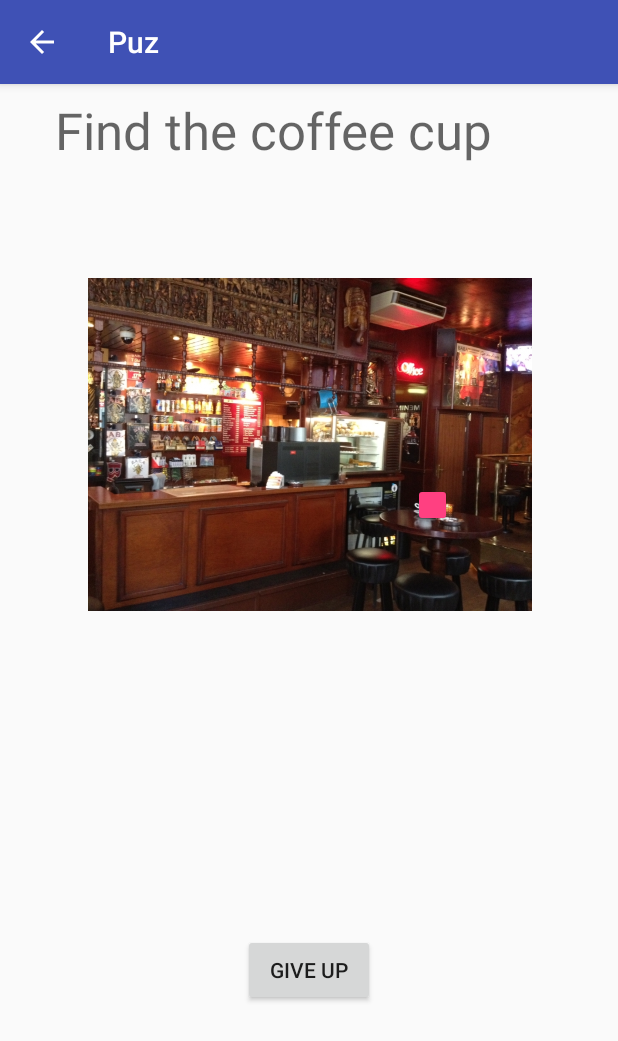
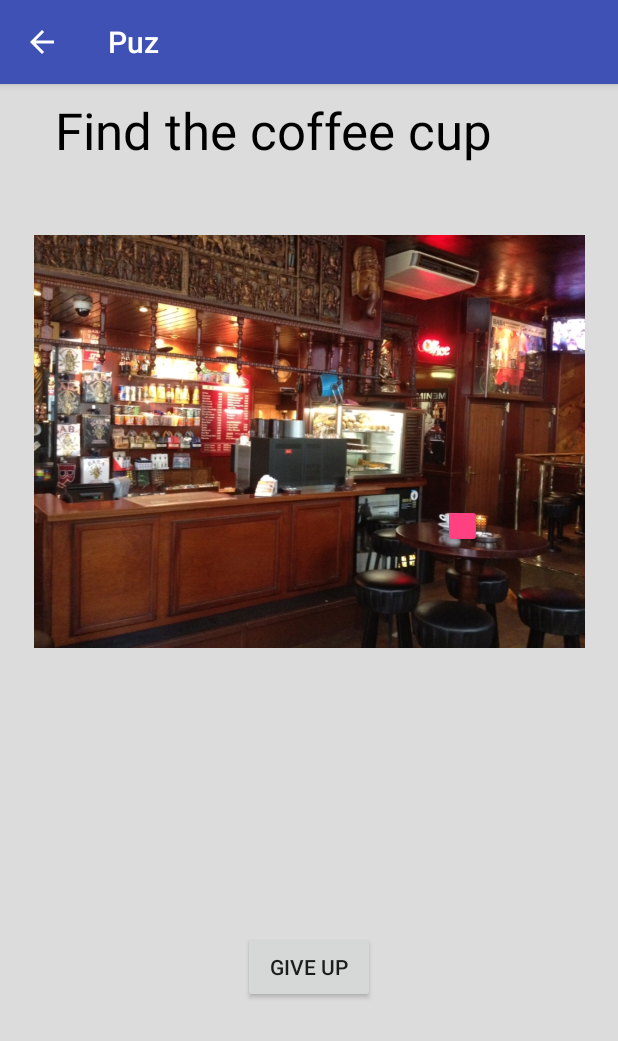
Before and after one commit to WyreCoder/puz, an Android app: the FindTheObject screen opened directly, with no data from a screen before it, on a phone screen of 412 x 824 dp. Shown: the top 1041 px of the screen. Run offline under Robolectric (Android 15) with nearby library versions, the phone set to English and light mode, and no system bars.

Commit message:
Working clickable pic

```diff
--- a/Puz/app/src/main/java/com/example/puz/FindTheObject.java
+++ b/Puz/app/src/main/java/com/example/puz/FindTheObject.java
@@ -1,5 +1,6 @@
 package com.example.puz;
 
+import android.content.Intent;
 import android.graphics.Bitmap;
 import android.graphics.BitmapFactory;
 import android.os.AsyncTask;
@@ -11,6 +12,7 @@ import android.view.View;
 import android.widget.Button;
 import android.widget.ImageView;
 import android.widget.TextView;
+import android.widget.Toast;
 
 import java.io.InputStream;
 import java.net.URL;
@@ -39,11 +41,9 @@ public class FindTheObject extends AppCompatActivity {
 
         // Object to find:
         final Button objectBtn = (Button) findViewById(R.id.objectBtn);
-        objectBtn.setOnClickListener(itemFound());
 
         // Give up button:
         final Button giveUpBtn = (Button) findViewById(R.id.giveUpBtn);
-        giveUpBtn.setOnClickListener(giveUp());
 
         // Question text field:
         final TextView questionTxt = (TextView) findViewById(R.id.questionTxt);
@@ -72,16 +72,20 @@ public class FindTheObject extends AppCompatActivity {
         }.execute();
     }
 
-    @Nullable
-    private View.OnClickListener giveUp() {
-        System.out.print("give up clicked\n");
-        return null;
+    public void itemFound(View view) {
+        // Send response to server-  positive
+        returnToMap("You found it!");
     }
 
-    @Nullable
-    private View.OnClickListener itemFound() {
-        System.out.print("item found\n");
-        return null;
+    public void giveUp(View view) {
+        // Send response to server-  negative
+        returnToMap("Too bad.");
     }
 
+    private void returnToMap(String msg) {
+        Intent intent = new Intent(this, MainActivity.class);
+        Toast toast = Toast.makeText(FindTheObject.this, msg, Toast.LENGTH_SHORT);
+        toast.show();
+        startActivity(intent);
+    }
 }
--- a/Puz/app/src/main/res/layout/activity_click_challenge.xml
+++ b/Puz/app/src/main/res/layout/activity_click_challenge.xml
@@ -2,102 +2,108 @@
 <android.support.constraint.ConstraintLayout xmlns:android="http://schemas.android.com/apk/res/android"
     xmlns:app="http://schemas.android.com/apk/res-auto"
     xmlns:tools="http://schemas.android.com/tools"
-    android:orientation="vertical"
     android:layout_width="match_parent"
     android:layout_height="match_parent"
-    tools:layout_editor_absoluteY="81dp"
-    tools:layout_editor_absoluteX="0dp">
+    android:background="@color/common_google_signin_btn_text_light_disabled"
+    android:orientation="vertical"
+    tools:layout_editor_absoluteX="0dp"
+    tools:layout_editor_absoluteY="81dp">
 
 
     <ImageView
         android:id="@+id/bgImg"
-        android:layout_width="296dp"
-        android:layout_height="346dp"
+        android:layout_width="367dp"
+        android:layout_height="342dp"
+        android:layout_marginEnd="8dp"
+        android:layout_marginLeft="8dp"
+        android:layout_marginRight="8dp"
+        android:layout_marginStart="8dp"
+        android:layout_marginTop="8dp"
+        app:layout_constraintHorizontal_bias="0.513"
+        app:layout_constraintLeft_toLeftOf="parent"
+        app:layout_constraintRight_toRightOf="parent"
+        app:layout_constraintTop_toBottomOf="@+id/questionTxt"
         app:srcCompat="@drawable/coffeeshop"
-        android:layout_marginStart="8dp"
-        android:layout_marginEnd="8dp"
-        android:layout_marginTop="8dp"
-        app:layout_constraintTop_toBottomOf="@+id/questionTxt"
-        android:layout_marginRight="8dp"
-        app:layout_constraintRight_toRightOf="parent"
-        android:layout_marginLeft="8dp"
-        app:layout_constraintLeft_toLeftOf="parent"
-        app:layout_constraintHorizontal_bias="0.507" />
+        tools:layout_editor_absoluteX="-26dp"
+        tools:layout_editor_absoluteY="71dp" />
 
     <Button
         android:id="@+id/objectBtn"
         style="@style/Widget.AppCompat.Button.Colored"
         android:layout_width="26dp"
         android:layout_height="29dp"
+        android:layout_marginBottom="8dp"
+        android:layout_marginEnd="8dp"
+        android:layout_marginLeft="8dp"
+        android:layout_marginRight="8dp"
+        android:layout_marginStart="8dp"
+        android:layout_marginTop="8dp"
+        android:onClick="itemFound"
         android:visibility="visible"
-        android:layout_marginStart="8dp"
-        android:layout_marginEnd="8dp"
-        android:layout_marginRight="8dp"
+        app:layout_constraintBottom_toBottomOf="@+id/bgImg"
+        app:layout_constraintHorizontal_bias="0.777"
+        app:layout_constraintLeft_toLeftOf="parent"
         app:layout_constraintRight_toRightOf="parent"
-        android:layout_marginLeft="8dp"
-        app:layout_constraintLeft_toLeftOf="parent"
-        app:layout_constraintHorizontal_bias="0.722"
-        android:layout_marginTop="8dp"
         app:layout_constraintTop_toBottomOf="@+id/questionTxt"
-        app:layout_constraintBottom_toBottomOf="@+id/bgImg"
-        android:layout_marginBottom="8dp"
-        app:layout_constraintVertical_bias="0.644" />
+        app:layout_constraintVertical_bias="0.698" />
 
     <TextView
         android:id="@+id/questionTxt"
         android:layout_width="339dp"
         android:layout_height="51dp"
+        android:layout_marginEnd="8dp"
+        android:layout_marginLeft="8dp"
+        android:layout_marginRight="8dp"
+        android:layout_marginStart="8dp"
+        android:layout_marginTop="8dp"
         android:text=""
         android:textAppearance="@style/TextAppearance.AppCompat.Display1"
-        android:layout_marginStart="8dp"
-        android:layout_marginEnd="8dp"
-        app:layout_constraintTop_toTopOf="parent"
-        android:layout_marginTop="8dp"
-        android:layout_marginRight="8dp"
+        android:textColor="@color/common_google_signin_btn_text_dark_focused"
+        app:layout_constraintLeft_toLeftOf="parent"
         app:layout_constraintRight_toRightOf="parent"
-        android:layout_marginLeft="8dp"
-        app:layout_constraintLeft_toLeftOf="parent" />
+        app:layout_constraintTop_toTopOf="parent" />
 
     <Button
         android:id="@+id/giveUpBtn"
         android:layout_width="wrap_content"
         android:layout_height="wrap_content"
+        android:layout_marginBottom="8dp"
+        android:layout_marginEnd="8dp"
+        android:layout_marginLeft="8dp"
+        android:layout_marginRight="8dp"
+        android:layout_marginStart="8dp"
+        android:layout_marginTop="8dp"
+        android:onClick="giveUp"
         android:text="@string/give_up"
-        android:layout_marginStart="8dp"
-        android:layout_marginEnd="8dp"
-        android:layout_marginTop="8dp"
-        app:layout_constraintTop_toBottomOf="@+id/bgImg"
-        android:layout_marginRight="8dp"
+        app:layout_constraintBottom_toBottomOf="parent"
+        app:layout_constraintLeft_toLeftOf="parent"
         app:layout_constraintRight_toRightOf="parent"
-        android:layout_marginLeft="8dp"
-        app:layout_constraintLeft_toLeftOf="parent"
-        app:layout_constraintBottom_toBottomOf="parent"
-        android:layout_marginBottom="8dp" />
+        app:layout_constraintTop_toBottomOf="@+id/bgImg" />
 
     <android.support.constraint.Guideline
+        android:id="@+id/guideline"
         android:layout_width="wrap_content"
         android:layout_height="wrap_content"
-        android:id="@+id/guideline"
+        android:orientation="vertical"
         app:layout_constraintGuide_begin="20dp"
-        android:orientation="vertical"
-        tools:layout_editor_absoluteY="0dp"
-        tools:layout_editor_absoluteX="20dp" />
+        tools:layout_editor_absoluteX="20dp"
+        tools:layout_editor_absoluteY="0dp" />
 
     <android.support.constraint.Guideline
+        android:id="@+id/guideline2"
         android:layout_width="wrap_content"
         android:layout_height="wrap_content"
-        android:id="@+id/guideline2"
+        android:orientation="horizontal"
         app:layout_constraintGuide_begin="20dp"
-        android:orientation="horizontal"
-        tools:layout_editor_absoluteY="20dp"
-        tools:layout_editor_absoluteX="0dp" />
+        tools:layout_editor_absoluteX="0dp"
+        tools:layout_editor_absoluteY="20dp" />
 
     <android.support.constraint.Guideline
+        android:id="@+id/guideline3"
         android:layout_width="wrap_content"
         android:layout_height="wrap_content"
-        android:id="@+id/guideline3"
+        android:orientation="vertical"
         app:layout_constraintGuide_begin="20dp"
-        android:orientation="vertical"
-        tools:layout_editor_absoluteY="0dp"
-        tools:layout_editor_absoluteX="20dp" />
+        tools:layout_editor_absoluteX="20dp"
+        tools:layout_editor_absoluteY="0dp" />
 </android.support.constraint.ConstraintLayout>
--- a/Puz/app/src/main/res/values/colors.xml
+++ b/Puz/app/src/main/res/values/colors.xml
@@ -1,6 +1,6 @@
 <?xml version="1.0" encoding="utf-8"?>
 <resources>
-    <color name="colorPrimary">#3F51B5</color>
+    <color name="colorPrimary">#3f51b5</color>
     <color name="colorPrimaryDark">#303F9F</color>
     <color name="colorAccent">#FF4081</color>
 </resources>
```
